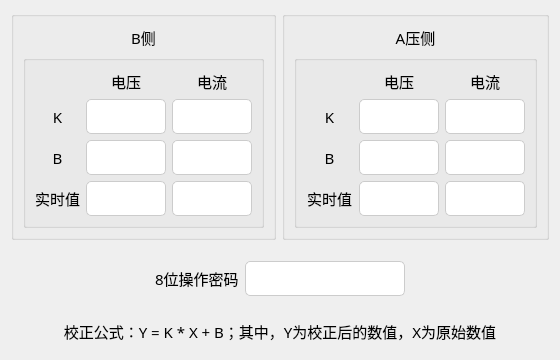
Qt form tform3.ui (Curtain-Wang/BatteryControl) before a commit.
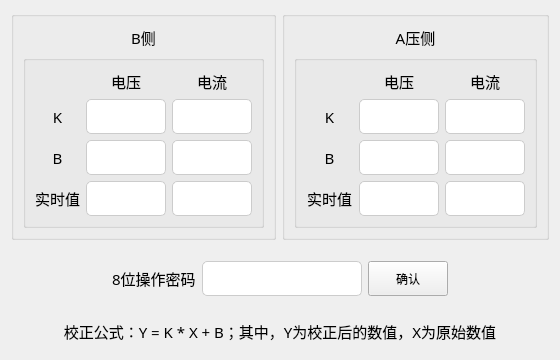
The same form after that commit. Custom widgets are drawn as their Qt base class.

Commit message: 1.更新版本1.7 2.校准界面调试

What changed in the file:
```diff
--- a/tform3.ui
+++ b/tform3.ui
@@ -569,6 +569,19 @@
         </property>
        </widget>
       </item>
+      <item>
+       <widget class="QPushButton" name="pushButton">
+        <property name="minimumSize">
+         <size>
+          <width>0</width>
+          <height>35</height>
+         </size>
+        </property>
+        <property name="text">
+         <string>确认</string>
+        </property>
+       </widget>
+      </item>
       <item>
        <spacer name="horizontalSpacer_2">
         <property name="orientation">
@@ -612,6 +625,13 @@
    </item>
   </layout>
  </widget>
+ <customwidgets>
+  <customwidget>
+   <class>MyLineEdit</class>
+   <extends>QLineEdit</extends>
+   <header>mylineedit.h</header>
+  </customwidget>
+ </customwidgets>
  <resources/>
  <connections/>
 </ui>
```
Left out of the diff: 38 changed lines with no effect on the pictures. The commit also changes 5 other files.
